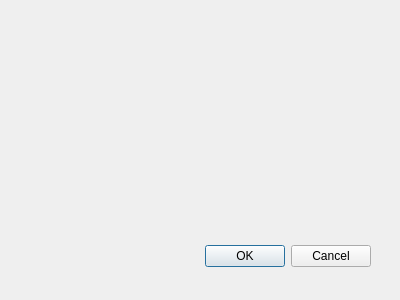
Qt form ui_layerlistcreator.ui (klakar/layerListCreator) before a commit.
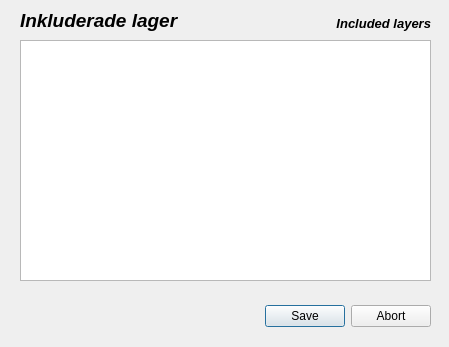
The same form after that commit.

What changed in the file:
```diff
--- a/ui_layerlistcreator.ui
+++ b/ui_layerlistcreator.ui
@@ -1,22 +1,22 @@
 <ui version="4.0" >
  <class>layerListCreator</class>
- <widget class="QDialog" name="layerListCreator" >
-  <property name="geometry" >
+ <widget class="QDialog" name="layerListCreator">
+  <property name="geometry">
    <rect>
     <x>0</x>
     <y>0</y>
-    <width>400</width>
-    <height>300</height>
+    <width>449</width>
+    <height>347</height>
    </rect>
   </property>
   <property name="windowTitle" >
    <string>layerListCreator</string>
   </property>
-  <widget class="QDialogButtonBox" name="buttonBox" >
-   <property name="geometry" >
+  <widget class="QDialogButtonBox" name="buttonBox">
+   <property name="geometry">
     <rect>
-     <x>30</x>
-     <y>240</y>
+     <x>90</x>
+     <y>300</y>
      <width>341</width>
      <height>32</height>
     </rect>
@@ -24,8 +24,69 @@
    <property name="orientation" >
     <enum>Qt::Horizontal</enum>
    </property>
-   <property name="standardButtons" >
-    <set>QDialogButtonBox::Cancel|QDialogButtonBox::Ok</set>
+   <property name="standardButtons">
+    <set>QDialogButtonBox::Abort|QDialogButtonBox::Save</set>
+   </property>
+  </widget>
+  <widget class="QListWidget" name="listWidget">
+   <property name="enabled">
+    <bool>true</bool>
+   </property>
+   <property name="geometry">
+    <rect>
+     <x>20</x>
+     <y>40</y>
+     <width>411</width>
+     <height>241</height>
+    </rect>
+   </property>
+   <property name="selectionMode">
+    <enum>QAbstractItemView::NoSelection</enum>
+   </property>
+  </widget>
+  <widget class="QLabel" name="label">
+   <property name="geometry">
+    <rect>
+     <x>20</x>
+     <y>10</y>
+     <width>211</width>
+     <height>21</height>
+    </rect>
+   </property>
+   <property name="font">
+    <font>
+     <pointsize>14</pointsize>
+     <weight>75</weight>
+     <italic>true</italic>
+     <bold>true</bold>
+    </font>
+   </property>
+   <property name="text">
+    <string>Inkluderade lager</string>
+   </property>
+  </widget>
+  <widget class="QLabel" name="label_2">
+   <property name="geometry">
+    <rect>
+     <x>220</x>
+     <y>10</y>
+     <width>211</width>
+     <height>21</height>
+    </rect>
+   </property>
+   <property name="font">
+    <font>
+     <pointsize>10</pointsize>
+     <weight>75</weight>
+     <italic>true</italic>
+     <bold>true</bold>
+    </font>
+   </property>
+   <property name="text">
+    <string>Included layers</string>
+   </property>
+   <property name="alignment">
+    <set>Qt::AlignBottom|Qt::AlignRight|Qt::AlignTrailing</set>
    </property>
   </widget>
  </widget>
```
Left out of the diff: 15 changed lines with no effect on the pictures.
